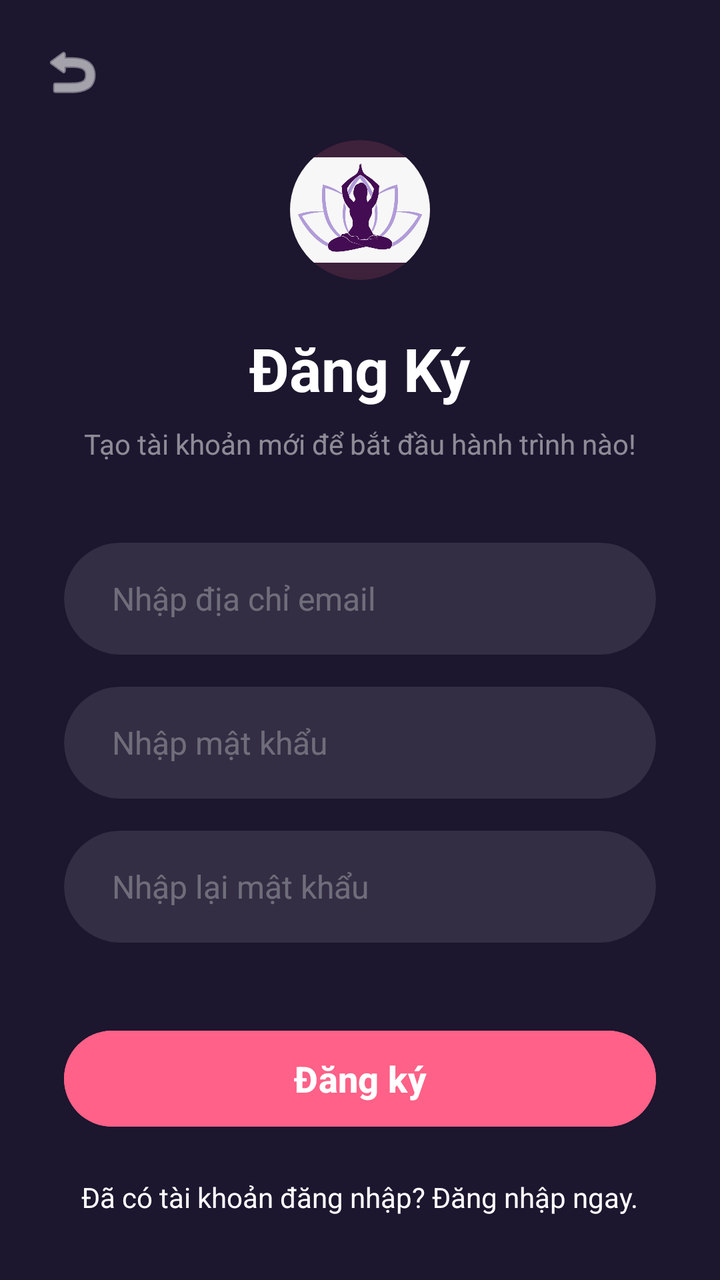
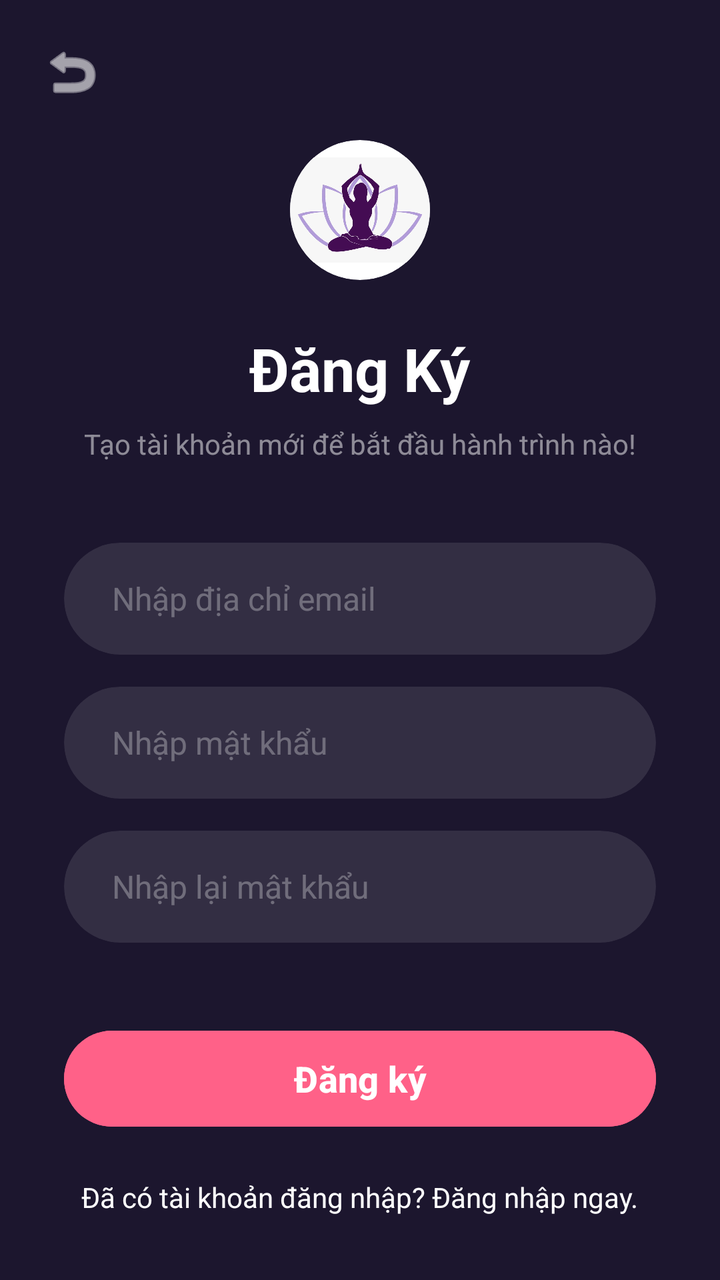

Compare the two renders of this Android layout. The source of the first and the diff that turns it into the second are given below.
<!-- AndroidManifest.xml: application theme Theme.GiamCanApp -->
<!-- res/layout/register.xml -->
<?xml version="1.0" encoding="utf-8"?>
<androidx.constraintlayout.widget.ConstraintLayout xmlns:android="http://schemas.android.com/apk/res/android"
    xmlns:app="http://schemas.android.com/apk/res-auto"
    xmlns:tools="http://schemas.android.com/tools"
    android:layout_width="match_parent"
    android:layout_height="match_parent"
    android:background="@color/bg_main_purple">

    <ImageView
        android:id="@+id/btn_back_reg"
        android:layout_width="32dp"
        android:layout_height="32dp"
        android:layout_marginStart="20dp"
        android:layout_marginTop="20dp"
        android:src="@android:drawable/ic_menu_revert"
        app:layout_constraintStart_toStartOf="parent"
        app:layout_constraintTop_toTopOf="parent"
        app:tint="#FFFFFF" />

    <androidx.cardview.widget.CardView
        android:id="@+id/card_avatar_reg"
        android:layout_width="70dp"
        android:layout_height="70dp"
        android:layout_marginTop="70dp"
        app:cardBackgroundColor="#26FF6188"
        app:cardCornerRadius="35dp"
        app:cardElevation="0dp"
        app:layout_constraintEnd_toEndOf="parent"
        app:layout_constraintStart_toStartOf="parent"
        app:layout_constraintTop_toTopOf="parent">

        <ImageView
            android:id="@+id/imageView_reg"
            android:layout_width="wrap_content"
            android:layout_height="wrap_content"
            app:srcCompat="@drawable/logo" />
    </androidx.cardview.widget.CardView>

    <TextView
        android:id="@+id/tvDK"
        android:layout_width="wrap_content"
        android:layout_height="wrap_content"
        android:layout_marginTop="24dp"
        android:text="Đăng Ký"
        android:textColor="#FFFFFF"
        android:textSize="30sp"
        android:textStyle="bold"
        app:layout_constraintEnd_toEndOf="parent"
        app:layout_constraintStart_toStartOf="parent"
        app:layout_constraintTop_toBottomOf="@+id/card_avatar_reg" />

    <TextView
        android:id="@+id/tvSubtitleReg"
        android:layout_width="wrap_content"
        android:layout_height="wrap_content"
        android:layout_marginTop="8dp"
        android:text="Tạo tài khoản mới để bắt đầu hành trình nào!"
        android:textColor="#80FFFFFF"
        android:textSize="14sp"
        app:layout_constraintEnd_toEndOf="parent"
        app:layout_constraintStart_toStartOf="parent"
        app:layout_constraintTop_toBottomOf="@+id/tvDK" />

    <androidx.cardview.widget.CardView
        android:id="@+id/card_email_reg"
        android:layout_width="0dp"
        android:layout_height="56dp"
        android:layout_marginHorizontal="32dp"
        android:layout_marginTop="40dp"
        app:cardBackgroundColor="#1AFFFFFF"
        app:cardCornerRadius="28dp"
        app:cardElevation="0dp"
        app:layout_constraintEnd_toEndOf="parent"
        app:layout_constraintStart_toStartOf="parent"
        app:layout_constraintTop_toBottomOf="@+id/tvSubtitleReg">

        <EditText
            android:id="@+id/edt_email_reg"
            android:layout_width="match_parent"
            android:layout_height="match_parent"
            android:background="@android:color/transparent"
            android:hint="Nhập địa chỉ email"
            android:inputType="textEmailAddress"
            android:paddingHorizontal="24dp"
            android:textColor="#FFFFFF"
            android:textColorHint="#4DFFFFFF"
            android:textSize="16sp" />
    </androidx.cardview.widget.CardView>

    <androidx.cardview.widget.CardView
        android:id="@+id/card_password_reg"
        android:layout_width="0dp"
        android:layout_height="56dp"
        android:layout_marginHorizontal="32dp"
        android:layout_marginTop="16dp"
        app:cardBackgroundColor="#1AFFFFFF"
        app:cardCornerRadius="28dp"
        app:cardElevation="0dp"
        app:layout_constraintEnd_toEndOf="parent"
        app:layout_constraintStart_toStartOf="parent"
        app:layout_constraintTop_toBottomOf="@+id/card_email_reg">

        <EditText
            android:id="@+id/edt_password_reg"
            android:layout_width="match_parent"
            android:layout_height="match_parent"
            android:background="@android:color/transparent"
            android:hint="Nhập mật khẩu"
            android:inputType="textPassword"
            android:paddingHorizontal="24dp"
            android:textColor="#FFFFFF"
            android:textColorHint="#4DFFFFFF"
            android:textSize="16sp" />
    </androidx.cardview.widget.CardView>

    <androidx.cardview.widget.CardView
        android:id="@+id/card_confirm_password"
        android:layout_width="0dp"
        android:layout_height="56dp"
        android:layout_marginHorizontal="32dp"
        android:layout_marginTop="16dp"
        app:cardBackgroundColor="#1AFFFFFF"
        app:cardCornerRadius="28dp"
        app:cardElevation="0dp"
        app:layout_constraintEnd_toEndOf="parent"
        app:layout_constraintStart_toStartOf="parent"
        app:layout_constraintTop_toBottomOf="@+id/card_password_reg">

        <EditText
            android:id="@+id/edt_confirm_password_reg"
            android:layout_width="match_parent"
            android:layout_height="match_parent"
            android:background="@android:color/transparent"
            android:hint="Nhập lại mật khẩu"
            android:inputType="textPassword"
            android:paddingHorizontal="24dp"
            android:textColor="#FFFFFF"
            android:textColorHint="#4DFFFFFF"
            android:textSize="16sp" />
    </androidx.cardview.widget.CardView>

    <Button
        android:id="@+id/btn_sign_up"
        android:layout_width="0dp"
        android:layout_height="56dp"
        android:layout_marginHorizontal="32dp"
        android:layout_marginTop="40dp"
        android:backgroundTint="#FF6188"
        android:text="Đăng ký"
        android:textColor="#FFFFFF"
        android:textSize="18sp"
        android:textStyle="bold"
        app:cornerRadius="28dp"
        app:layout_constraintEnd_toEndOf="parent"
        app:layout_constraintStart_toStartOf="parent"
        app:layout_constraintTop_toBottomOf="@+id/card_confirm_password" />

    <TextView
        android:id="@+id/tv_go_to_login"
        android:layout_width="wrap_content"
        android:layout_height="wrap_content"
        android:layout_marginBottom="32dp"
        android:text="Đã có tài khoản đăng nhập? Đăng nhập ngay."
        android:textColor="@color/white"
        android:textSize="14sp"
        app:layout_constraintBottom_toBottomOf="parent"
        app:layout_constraintEnd_toEndOf="parent"
        app:layout_constraintStart_toStartOf="parent" />

</androidx.constraintlayout.widget.ConstraintLayout>
<!-- resources referenced by this layout -->
<resources>
  <color name="bg_main_purple">#1C162E</color>
  <color name="white">#FFFFFFFF</color>
  <!-- drawable logo: jpg bitmap (drawable, 23923 bytes) -->
  <style name="Theme.GiamCanApp" parent="Base.Theme.GiamCanApp" />
  <style name="Base.Theme.GiamCanApp" parent="Theme.Material3.DayNight.NoActionBar">
          
          
      </style>
</resources>

<!-- the commit's change to res/layout/register.xml (unified diff, before → after) -->
@@ -22,7 +22,7 @@
         android:layout_width="70dp"
         android:layout_height="70dp"
         android:layout_marginTop="70dp"
-        app:cardBackgroundColor="#26FF6188"
+        app:cardBackgroundColor="@color/white"
         app:cardCornerRadius="35dp"
         app:cardElevation="0dp"
         app:layout_constraintEnd_toEndOf="parent"
